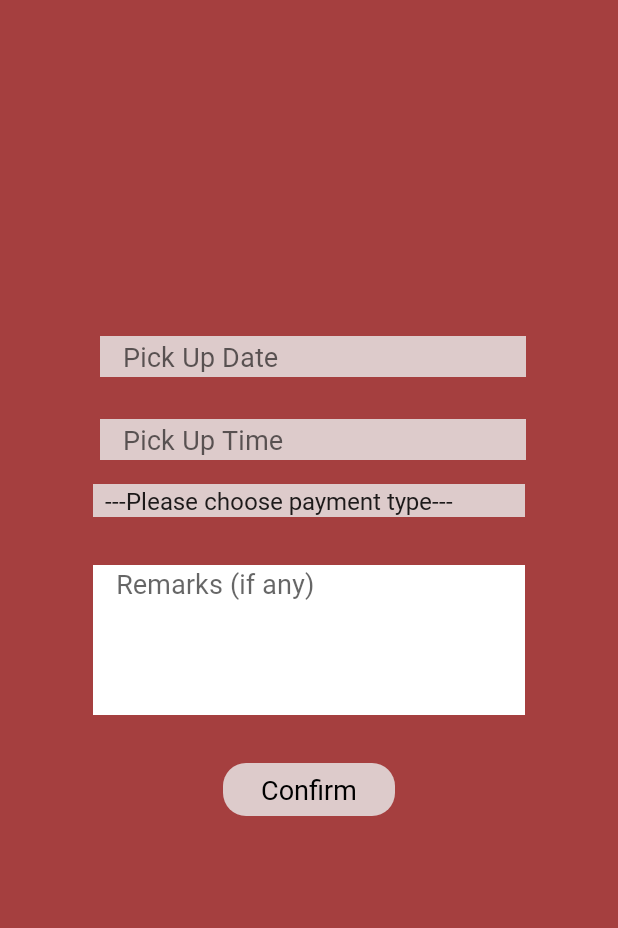
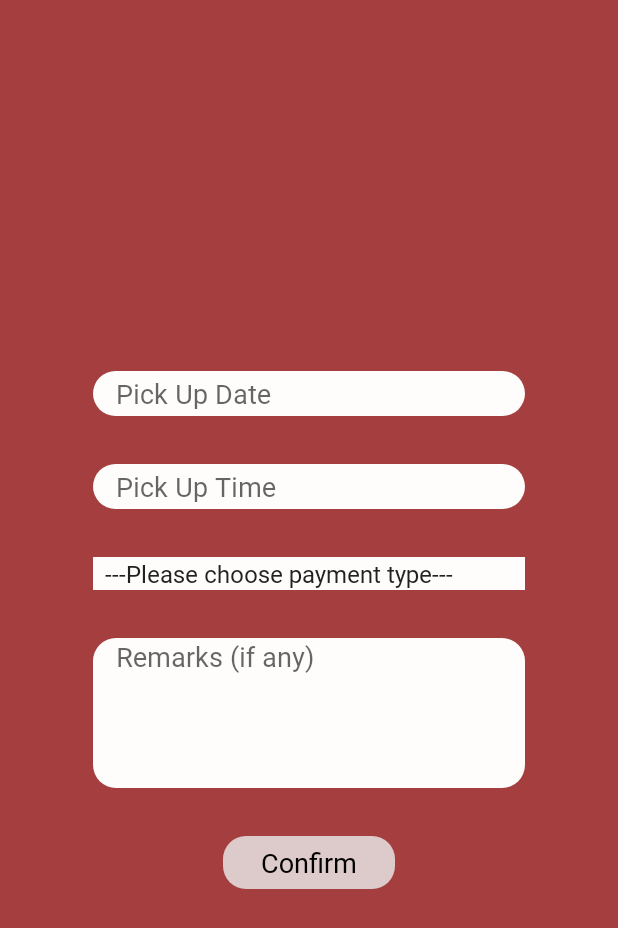
Before and after one commit to hrmck/2020UoAHackathon, an Android app: the PaymentActivity screen opened directly, with no data from a screen before it, on a phone screen of 412 x 824 dp. Shown: the top 928 px of the screen. Run offline under Robolectric (Android 15) with nearby library versions, the phone set to English and light mode, and no system bars.

Commit message:
-fixed styling problem in activity_payment

```diff
--- a/app/src/main/res/layout/activity_payment.xml
+++ b/app/src/main/res/layout/activity_payment.xml
@@ -10,8 +10,8 @@
         android:id="@+id/paymentType_confirm_spinner"
         android:layout_width="0dp"
         android:layout_height="wrap_content"
-        android:layout_marginTop="16dp"
-        android:background="#DDCBCB"
+        android:layout_marginTop="32dp"
+        android:background="@color/white"
         app:layout_constraintEnd_toStartOf="@+id/vertical2_confrim_guideline"
         app:layout_constraintHorizontal_bias="0.0"
         app:layout_constraintStart_toStartOf="@+id/vertical1_confirm_guideline"
@@ -19,17 +19,18 @@
 
     <EditText
         android:id="@+id/remarks_confirm_editText"
+        style="@style/customEditText"
         android:layout_width="0dp"
         android:layout_height="100dp"
         android:layout_marginTop="32dp"
-        android:background="@android:color/white"
+        android:background="@drawable/layout_rounded_edittext"
         android:ems="10"
         android:gravity="start|top"
         android:hint="@string/remarks"
         android:inputType="textMultiLine"
         android:singleLine="false"
         app:layout_constraintEnd_toStartOf="@+id/vertical2_confrim_guideline"
-        app:layout_constraintHorizontal_bias="0.0"
+        app:layout_constraintHorizontal_bias="0.5"
         app:layout_constraintStart_toStartOf="@+id/vertical1_confirm_guideline"
         app:layout_constraintTop_toBottomOf="@+id/paymentType_confirm_spinner" />
 
@@ -49,6 +50,7 @@
         android:id="@+id/horizontal1_confirm_guideline"
         android:layout_width="wrap_content"
         android:layout_height="wrap_content"
+        android:background="@drawable/layout_rounded_edittext"
         android:orientation="horizontal"
         app:layout_constraintGuide_percent="0.3" />
 
@@ -68,30 +70,29 @@
 
     <EditText
         android:id="@+id/pickUpTimeEditText"
-        android:layout_width="284dp"
-        android:layout_height="27dp"
-        android:layout_marginTop="28dp"
-        android:background="#DDCBCB"
+        style="@style/customEditText"
+        android:layout_width="0dp"
+        android:layout_marginTop="32dp"
+        android:background="@drawable/layout_rounded_edittext"
         android:ems="10"
         android:hint="Pick Up Time"
         android:inputType="textPersonName"
-        app:layout_constraintEnd_toEndOf="parent"
+        app:layout_constraintEnd_toStartOf="@+id/vertical2_confrim_guideline"
         app:layout_constraintHorizontal_bias="0.519"
-        app:layout_constraintStart_toStartOf="parent"
+        app:layout_constraintStart_toStartOf="@+id/vertical1_confirm_guideline"
         app:layout_constraintTop_toBottomOf="@+id/pickUpDateEditText" />
 
     <EditText
         android:id="@+id/pickUpDateEditText"
-        android:layout_width="284dp"
-        android:layout_height="27dp"
-        android:layout_marginTop="224dp"
-        android:background="#DDCBCB"
+        style="@style/customEditText"
+        android:layout_width="0dp"
+        android:background="@drawable/layout_rounded_edittext"
         android:ems="10"
         android:hint="Pick Up Date"
         android:inputType="textPersonName"
-        app:layout_constraintEnd_toEndOf="parent"
-        app:layout_constraintHorizontal_bias="0.519"
-        app:layout_constraintStart_toStartOf="parent"
-        app:layout_constraintTop_toTopOf="parent" />
+        app:layout_constraintEnd_toStartOf="@+id/vertical2_confrim_guideline"
+        app:layout_constraintHorizontal_bias="0.5"
+        app:layout_constraintStart_toStartOf="@+id/vertical1_confirm_guideline"
+        app:layout_constraintTop_toTopOf="@+id/horizontal1_confirm_guideline" />
 
 </androidx.constraintlayout.widget.ConstraintLayout>
```
